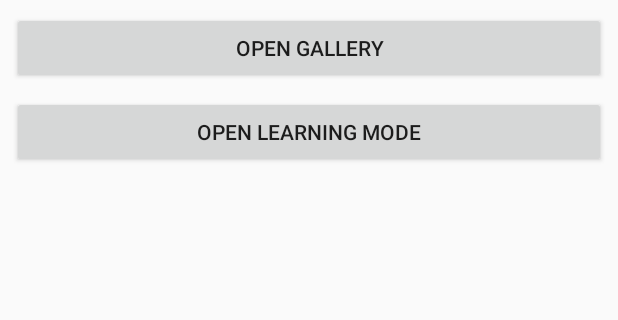
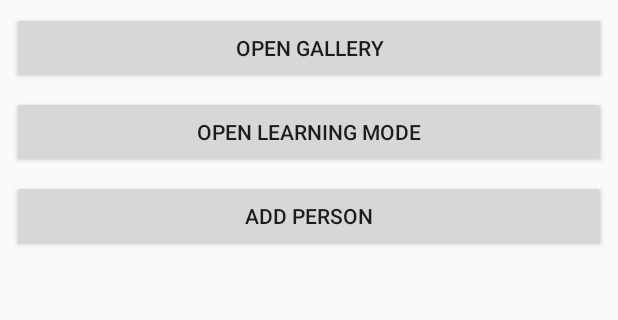
Before and after one commit to Ferdizz/DAT153_Oblig1, an Android app: the screen it shows after launch (SelectModeActivity), on a phone screen of 412 x 824 dp, the part 168-488 px from its top. Run offline under Robolectric (Android 15) with nearby library versions, the phone set to English and light mode, and no system bars.

Commit message:
Added button in main activity

```diff
--- a/app/src/main/java/no/hvl/nameapp/GalleryActivity.java
+++ b/app/src/main/java/no/hvl/nameapp/GalleryActivity.java
@@ -1,5 +1,4 @@
 package no.hvl.nameapp;
-
 
 import android.content.Intent;
 import android.support.v7.app.AppCompatActivity;
@@ -27,7 +26,6 @@ public class GalleryActivity extends AppCompatActivity {
 
     }
 
-
     public void addPerson(View view) {
         Intent intent = new Intent(this, AddPersonActivity.class);
         startActivity(intent);
--- a/app/src/main/java/no/hvl/nameapp/ListNamesActivity.java
+++ b/app/src/main/java/no/hvl/nameapp/ListNamesActivity.java
@@ -14,9 +14,7 @@ import no.hvl.nameapp.data.PersonDB;
 
 public class ListNamesActivity extends ListActivity {
 
-
     private PersonDB db = PersonDB.getInstance();
-
 
     @Override
     protected void onCreate(Bundle savedInstanceState) {
--- a/app/src/main/java/no/hvl/nameapp/SelectModeActivity.java
+++ b/app/src/main/java/no/hvl/nameapp/SelectModeActivity.java
@@ -27,4 +27,10 @@ public class SelectModeActivity extends AppCompatActivity {
         Intent intent = new Intent(this, LearningModeActivity.class);
         startActivity(intent);
     }
+
+    public void addPerson(View view){
+        Intent intent = new Intent(this, AddPersonActivity.class);
+        startActivity(intent);
+    }
+
 }
--- a/app/src/main/java/no/hvl/nameapp/data/Person.java
+++ b/app/src/main/java/no/hvl/nameapp/data/Person.java
@@ -1,7 +1,4 @@
 package no.hvl.nameapp.data;
-
-
-import android.graphics.drawable.Drawable;
 
 /**
  * @author Torbjørn
--- a/app/src/main/res/layout/activity_select_mode.xml
+++ b/app/src/main/res/layout/activity_select_mode.xml
@@ -45,4 +45,17 @@
         app:layout_constraintEnd_toEndOf="parent"
         app:layout_constraintStart_toStartOf="parent"
         app:layout_constraintTop_toTopOf="parent" />
+
+    <Button
+        android:id="@+id/button4"
+        android:layout_width="0dp"
+        android:layout_height="wrap_content"
+        android:layout_marginEnd="8dp"
+        android:layout_marginStart="8dp"
+        android:layout_marginTop="8dp"
+        android:onClick="addPerson"
+        android:text="@string/add_person"
+        app:layout_constraintEnd_toEndOf="parent"
+        app:layout_constraintStart_toStartOf="parent"
+        app:layout_constraintTop_toBottomOf="@+id/button3" />
 </android.support.constraint.ConstraintLayout>
--- a/app/src/main/res/values/strings.xml
+++ b/app/src/main/res/values/strings.xml
@@ -7,4 +7,5 @@
     <string name="action_settings">Settings</string>
     <string name="section_format">Hello World from section: %1$d</string>
     <string name="pluss">+</string>
+    <string name="add_person">Add person</string>
 </resources>
```
Also changed, not shown: app/src/main/java/no/hvl/nameapp/ImageAdapter.java (+0 -7 lines), app/src/main/java/no/hvl/nameapp/Util.java (+0 -67 lines).
